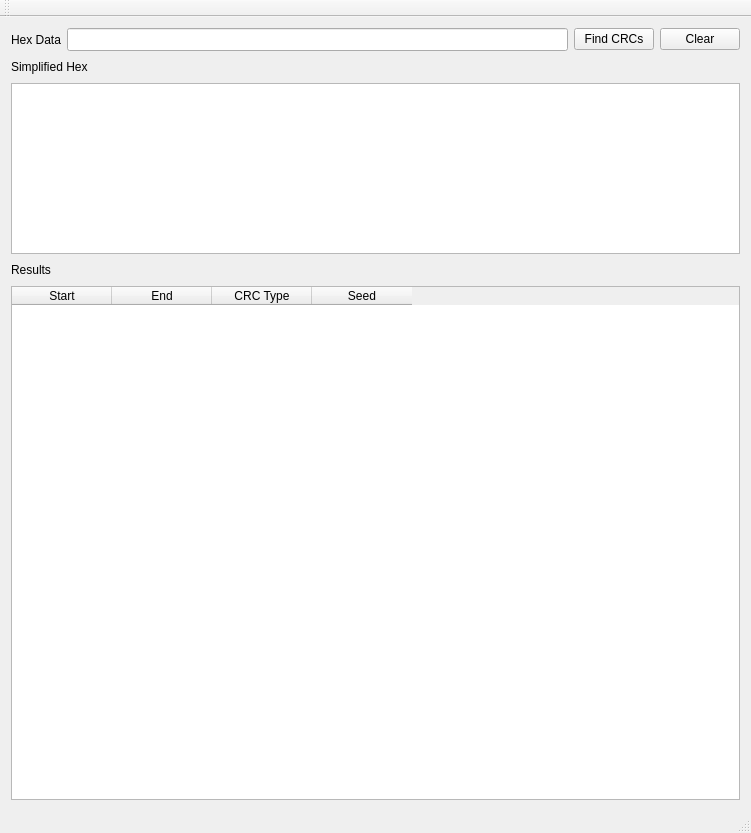
Before: the Qt Designer form utils/ReverseCRC/MainWindow.ui in mwales/security, drawn with Qt 5.
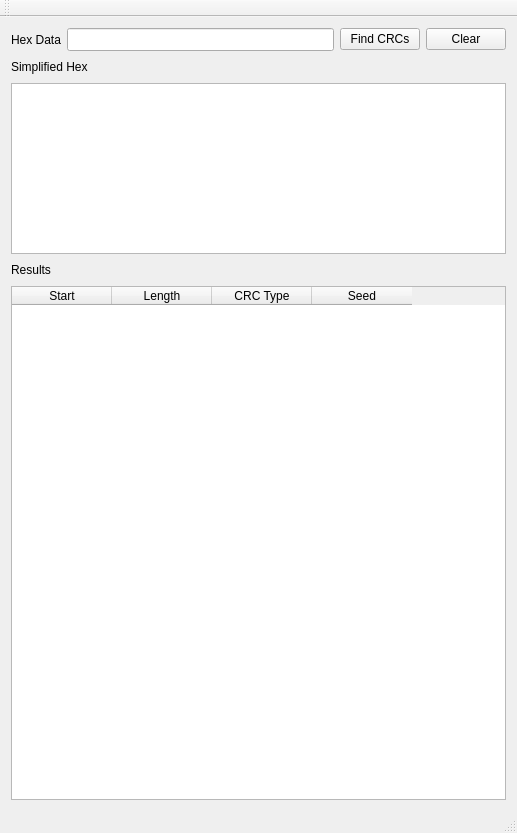
After: the same form once the commit is applied.

Diff of the .ui file:
```diff
--- a/utils/ReverseCRC/MainWindow.ui
+++ b/utils/ReverseCRC/MainWindow.ui
@@ -6,7 +6,7 @@
    <rect>
     <x>0</x>
     <y>0</y>
-    <width>751</width>
+    <width>517</width>
     <height>833</height>
    </rect>
   </property>
@@ -127,7 +127,7 @@
       </column>
       <column>
        <property name="text">
-        <string>End</string>
+        <string>Length</string>
        </property>
       </column>
       <column>
```
Left out of the diff: 4 changed lines with no effect on the pictures.
